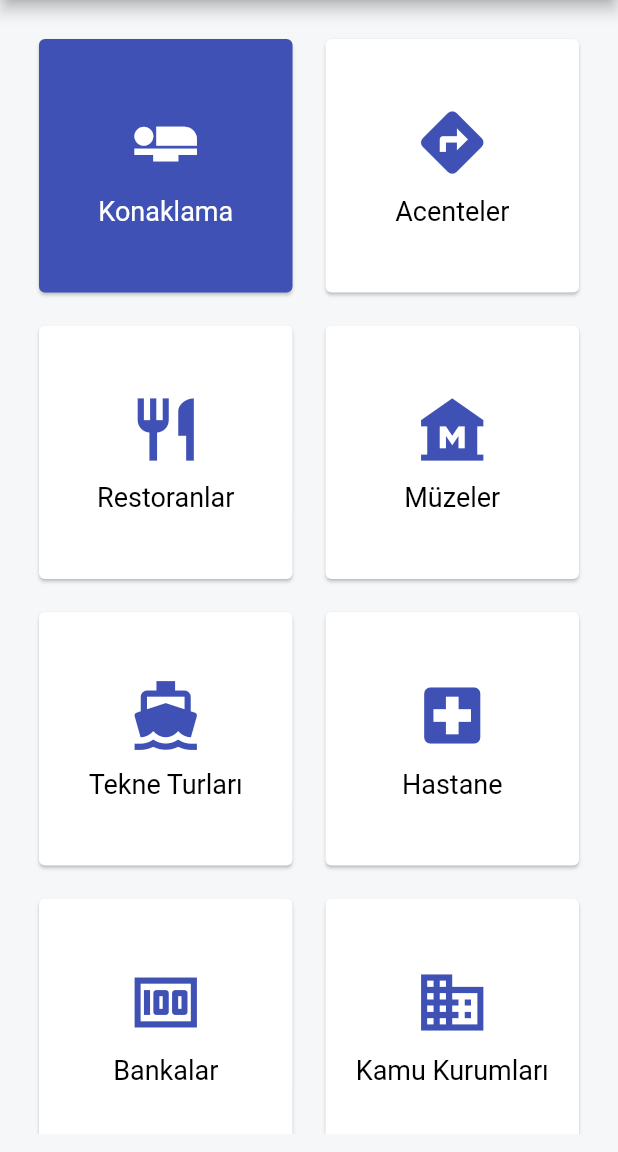
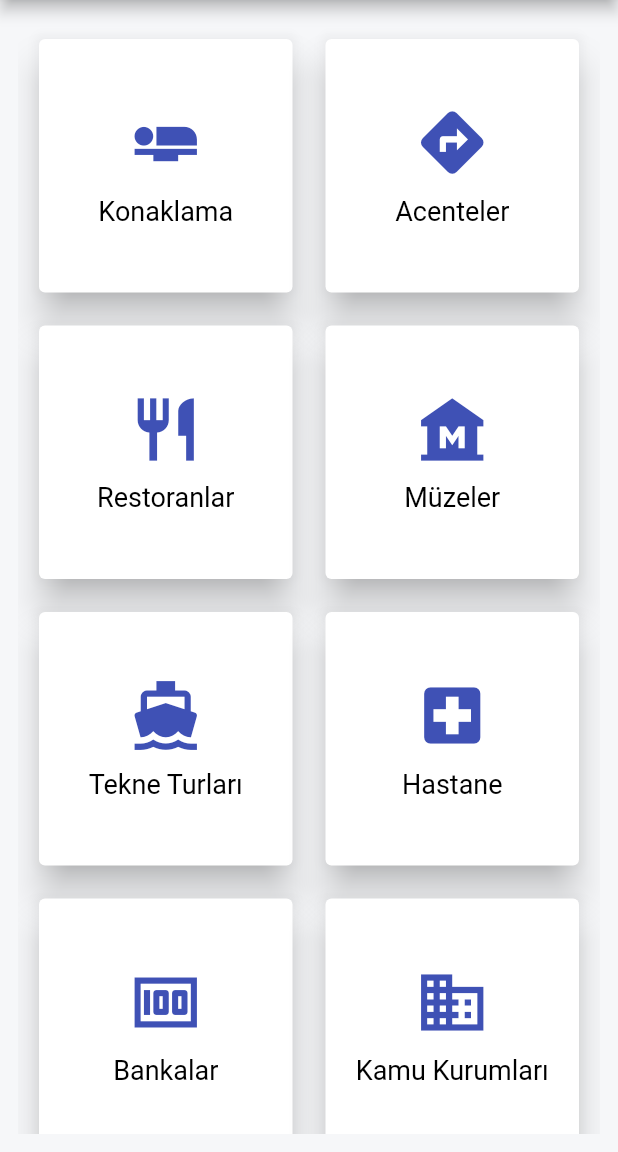
Before and after one commit to brknt/pratik_rehber_app, a Flutter app: the screen it shows after launch, on a phone screen of 412 x 824 dp, the part 84-1236 px from its top. Run offline on Flutter 3.47's test engine with Material 2 defaults, Android fonts, the phone set to English and light mode, and no system bars.

Commit message:
decoration icon button

```diff
--- a/lib/main.dart
+++ b/lib/main.dart
@@ -30,14 +30,14 @@ class _MyHomePageState extends State<MyHomePage> {
   @override
   Widget build(BuildContext context) {
     List<MyCard> mycard = [
-      MyCard(Colors.indigo, Icons.airline_seat_flat, 'Konaklama', true),
-      MyCard(Colors.red, Icons.directions, 'Acenteler', false),
-      MyCard(Colors.green, Icons.restaurant, 'Restoranlar', false),
-      MyCard(Colors.blueAccent, Icons.museum, 'Müzeler', false),
-      MyCard(Colors.black38, Icons.directions_boat, 'Tekne Turları', false),
-      MyCard(Colors.deepPurple, Icons.local_hospital, 'Hastane', false),
-      MyCard(Colors.deepOrange, Icons.money, 'Bankalar', false),
-      MyCard(Colors.yellow, Icons.business, 'Kamu Kurumları', false),
+      MyCard(1, Colors.indigo, Icons.airline_seat_flat, 'Konaklama', false),
+      MyCard(2, Colors.red, Icons.directions, 'Acenteler', false),
+      MyCard(3, Colors.green, Icons.restaurant, 'Restoranlar', false),
+      MyCard(4, Colors.blueAccent, Icons.museum, 'Müzeler', false),
+      MyCard(5, Colors.black38, Icons.directions_boat, 'Tekne Turları', false),
+      MyCard(6, Colors.deepPurple, Icons.local_hospital, 'Hastane', false),
+      MyCard(7, Colors.deepOrange, Icons.money, 'Bankalar', false),
+      MyCard(8, Colors.yellow, Icons.business, 'Kamu Kurumları', false),
     ];
 
     return Scaffold(
@@ -64,13 +64,16 @@ class _MyHomePageState extends State<MyHomePage> {
                     .map(
                       (e) => InkWell(
                         onTap: () {
-                          Navigator.push(
-                            context,
-                            MaterialPageRoute(
-                                builder: (context) => Konaklama()),
-                          );
+                          if (e.id == 1) {
+                            Navigator.push(
+                              context,
+                              MaterialPageRoute(
+                                  builder: (context) => Konaklama()),
+                            );
+                          } else {}
                         },
                         child: Card(
+                          elevation: 10.0, //gölgelendirme
                           color: e.isActive ? Colors.indigo : null,
                           //elevation: 3, //gölgelendirme
                           child: Column(
@@ -111,10 +114,11 @@ class _MyHomePageState extends State<MyHomePage> {
 }
 
 class MyCard {
+  final id;
   final color;
   final icon;
   final title;
   bool isActive;
 
-  MyCard(this.color, this.icon, this.title, this.isActive);
+  MyCard(this.id, this.color, this.icon, this.title, this.isActive);
 }
```
Also changed, not shown: lib/Konaklama.dart (+40 -92 lines), image2.jpg.
